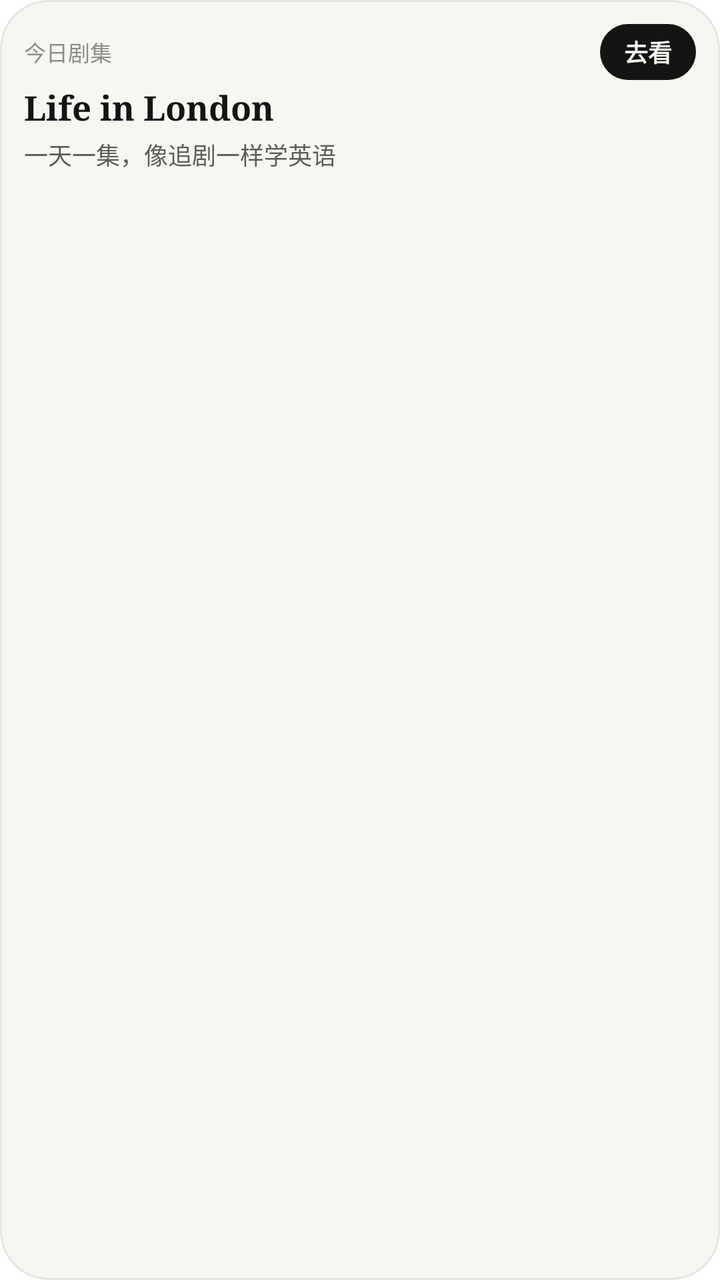
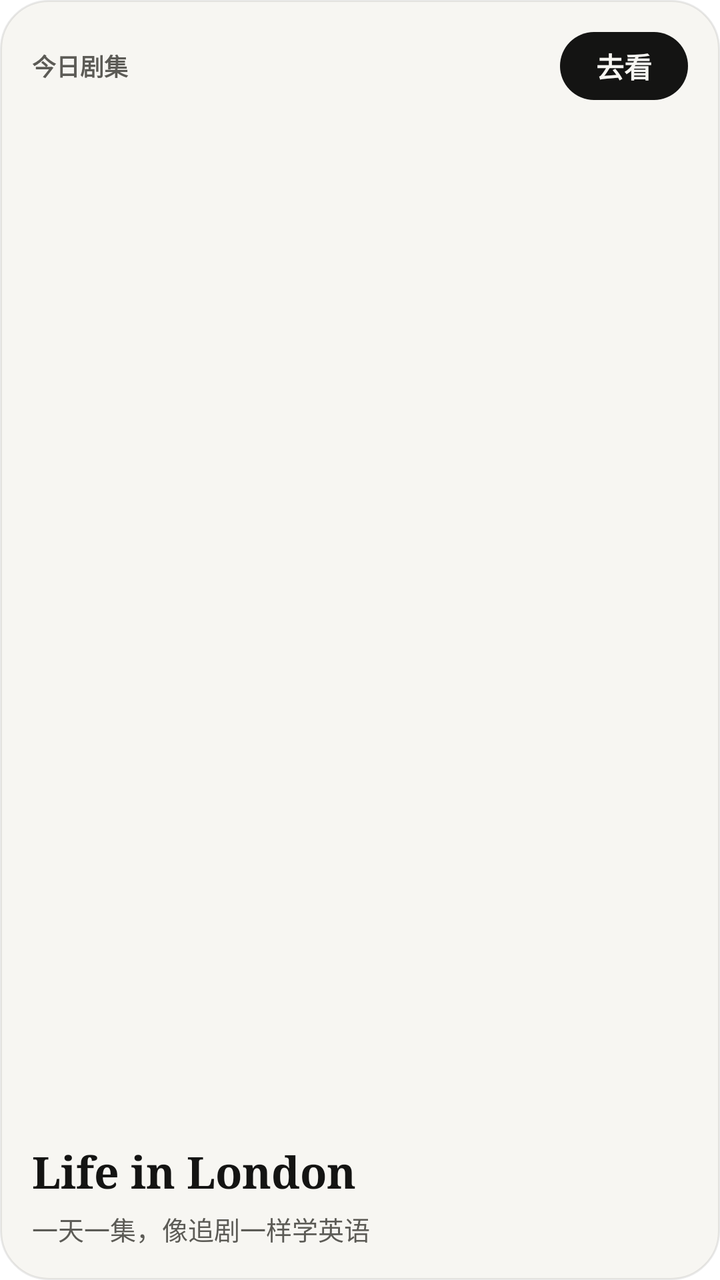

Screens rendered from an Android XML layout before and after an edit, with the pre-edit source and the edit as a unified diff.
<!-- AndroidManifest.xml: fallback theme Theme.MaterialComponents.DayNight.NoActionBar -->
<!-- res/layout/sayday_w_episode.xml -->
<?xml version="1.0" encoding="utf-8"?>
<LinearLayout xmlns:android="http://schemas.android.com/apk/res/android" android:id="@+id/w_root" android:layout_width="match_parent" android:layout_height="match_parent" android:orientation="vertical" android:padding="12dp" android:background="@drawable/sayday_widget_bg">
<LinearLayout android:layout_width="match_parent" android:layout_height="wrap_content" android:orientation="horizontal" android:gravity="center_vertical">
<TextView android:id="@+id/w_label" android:layout_width="wrap_content" android:layout_height="wrap_content" android:text="今日剧集" android:textColor="@color/sayday_w_faint" android:textSize="11sp" android:maxLines="1" android:ellipsize="end" />
<FrameLayout android:layout_width="0dp" android:layout_height="1dp" android:layout_weight="1" />
<TextView android:id="@+id/w_btn" android:layout_width="wrap_content" android:layout_height="28dp" android:gravity="center" android:text="去看" android:textColor="@color/sayday_w_bg" android:textSize="12sp" android:textStyle="bold" android:paddingStart="12dp" android:paddingEnd="12dp" android:background="@drawable/sayday_w_btn" android:maxLines="1" />
</LinearLayout>
<TextView android:id="@+id/w_title" android:layout_width="wrap_content" android:layout_height="wrap_content" android:text="Life in London" android:textColor="@color/sayday_w_ink" android:textSize="17sp" android:textStyle="bold" android:maxLines="1" android:ellipsize="end" android:layout_marginTop="2dp" android:fontFamily="serif"/>
<TextView android:id="@+id/w_zh" android:layout_width="wrap_content" android:layout_height="wrap_content" android:layout_marginTop="3dp" android:text="一天一集，像追剧一样学英语" android:textColor="@color/sayday_w_soft" android:textSize="12sp" android:maxLines="2" android:ellipsize="end" />
</LinearLayout>
<!-- resources referenced by this layout -->
<resources>
  <color name="sayday_w_bg">#F7F6F2</color>
  <color name="sayday_w_faint">#8E8D86</color>
  <color name="sayday_w_ink">#141413</color>
  <color name="sayday_w_soft">#5C5B56</color>
  <!-- drawable sayday_w_btn (drawable) -->
  <?xml version="1.0" encoding="utf-8"?>
  <shape xmlns:android="http://schemas.android.com/apk/res/android" android:shape="rectangle">
      <solid android:color="@color/sayday_w_ink" />
      <corners android:radius="99dp" />
  </shape>
  <!-- drawable sayday_widget_bg (drawable) -->
  <?xml version="1.0" encoding="utf-8"?>
  <shape xmlns:android="http://schemas.android.com/apk/res/android" android:shape="rectangle">
      <solid android:color="@color/sayday_w_bg" />
      <corners android:radius="24dp" />
      <stroke android:width="1dp" android:color="@color/sayday_w_hair" />
  </shape>
  <color name="sayday_w_hair">#17141413</color>
</resources>

<!-- the commit's change to res/layout/sayday_w_episode.xml (unified diff, before → after) -->
@@ -1,10 +1,10 @@
 <?xml version="1.0" encoding="utf-8"?>
-<LinearLayout xmlns:android="http://schemas.android.com/apk/res/android" android:id="@+id/w_root" android:layout_width="match_parent" android:layout_height="match_parent" android:orientation="vertical" android:padding="12dp" android:background="@drawable/sayday_widget_bg">
+<LinearLayout xmlns:android="http://schemas.android.com/apk/res/android" android:id="@+id/w_root" android:layout_width="match_parent" android:layout_height="match_parent" android:orientation="vertical" android:padding="16dp" android:background="@drawable/sayday_widget_bg">
 <LinearLayout android:layout_width="match_parent" android:layout_height="wrap_content" android:orientation="horizontal" android:gravity="center_vertical">
-<TextView android:id="@+id/w_label" android:layout_width="wrap_content" android:layout_height="wrap_content" android:text="今日剧集" android:textColor="@color/sayday_w_faint" android:textSize="11sp" android:maxLines="1" android:ellipsize="end" />
-<FrameLayout android:layout_width="0dp" android:layout_height="1dp" android:layout_weight="1" />
-<TextView android:id="@+id/w_btn" android:layout_width="wrap_content" android:layout_height="28dp" android:gravity="center" android:text="去看" android:textColor="@color/sayday_w_bg" android:textSize="12sp" android:textStyle="bold" android:paddingStart="12dp" android:paddingEnd="12dp" android:background="@drawable/sayday_w_btn" android:maxLines="1" />
+<TextView android:id="@+id/w_label" android:layout_width="0dp" android:layout_weight="1" android:layout_height="wrap_content" android:text="今日剧集" android:textColor="@color/sayday_w_soft" android:textSize="12sp" android:textStyle="bold" android:maxLines="1" android:ellipsize="end" android:layout_marginEnd="8dp" />
+<TextView android:id="@+id/w_btn" android:layout_width="wrap_content" android:layout_height="34dp" android:gravity="center" android:text="去看" android:textColor="@color/sayday_w_bg" android:textSize="14sp" android:textStyle="bold" android:paddingStart="18dp" android:paddingEnd="18dp" android:background="@drawable/sayday_w_btn" android:maxLines="1" />
 </LinearLayout>
-<TextView android:id="@+id/w_title" android:layout_width="wrap_content" android:layout_height="wrap_content" android:text="Life in London" android:textColor="@color/sayday_w_ink" android:textSize="17sp" android:textStyle="bold" android:maxLines="1" android:ellipsize="end" android:layout_marginTop="2dp" android:fontFamily="serif"/>
-<TextView android:id="@+id/w_zh" android:layout_width="wrap_content" android:layout_height="wrap_content" android:layout_marginTop="3dp" android:text="一天一集，像追剧一样学英语" android:textColor="@color/sayday_w_soft" android:textSize="12sp" android:maxLines="2" android:ellipsize="end" />
+<FrameLayout android:layout_width="1dp" android:layout_height="0dp" android:layout_weight="1" android:minHeight="6dp" />
+<TextView android:id="@+id/w_title" android:layout_width="wrap_content" android:layout_height="wrap_content" android:text="Life in London" android:textColor="@color/sayday_w_ink" android:textSize="22sp" android:textStyle="bold" android:maxLines="2" android:ellipsize="end" android:fontFamily="serif"/>
+<TextView android:id="@+id/w_zh" android:layout_width="wrap_content" android:layout_height="wrap_content" android:layout_marginTop="4dp" android:text="一天一集，像追剧一样学英语" android:textColor="@color/sayday_w_soft" android:textSize="13sp" android:maxLines="2" android:ellipsize="end" />
 </LinearLayout>
<!-- resource entries referenced after the edit -->
@@ -1,7 +1,6 @@
 <!-- resources referenced by this layout -->
 <resources>
   <color name="sayday_w_bg">#F7F6F2</color>
-  <color name="sayday_w_faint">#8E8D86</color>
   <color name="sayday_w_ink">#141413</color>
   <color name="sayday_w_soft">#5C5B56</color>
   <!-- drawable sayday_w_btn (drawable) -->
